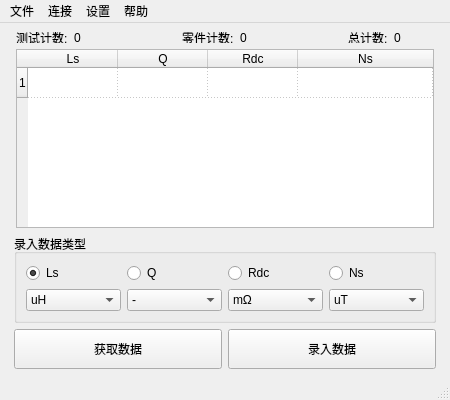
yooxii/IQC, file src/template/MainWin.ui: the form before one commit.
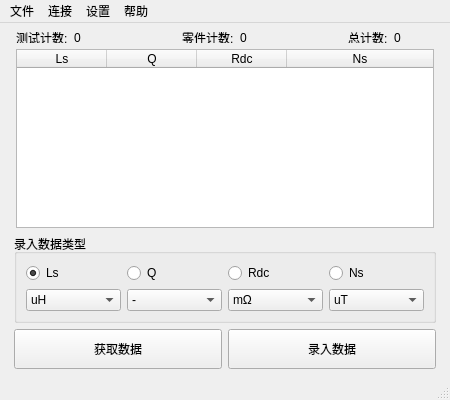
The form after the commit. Icons and pictures are not drawn.

```diff
--- a/src/template/MainWin.ui
+++ b/src/template/MainWin.ui
@@ -15,7 +15,7 @@
   </property>
   <property name="minimumSize">
    <size>
-    <width>400</width>
+    <width>450</width>
     <height>300</height>
    </size>
   </property>
@@ -289,7 +289,7 @@
          <enum>Qt::PenStyle::DotLine</enum>
         </property>
         <property name="rowCount">
-         <number>1</number>
+         <number>0</number>
         </property>
         <property name="columnCount">
          <number>4</number>
@@ -312,7 +312,6 @@
         <attribute name="verticalHeaderStretchLastSection">
          <bool>false</bool>
         </attribute>
-        <row/>
         <column>
          <property name="text">
           <string>Ls</string>
```
Left out of the diff: 5 changed lines with no effect on the pictures.
